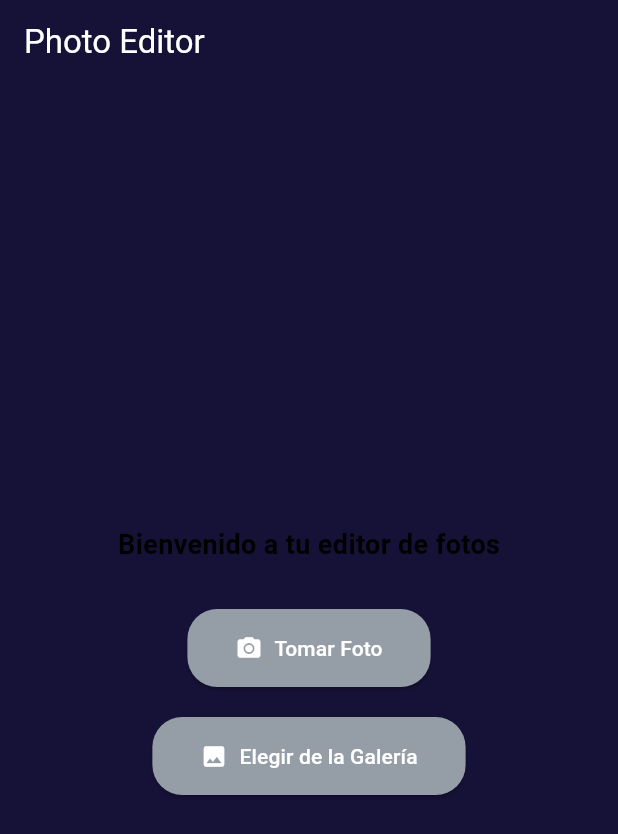
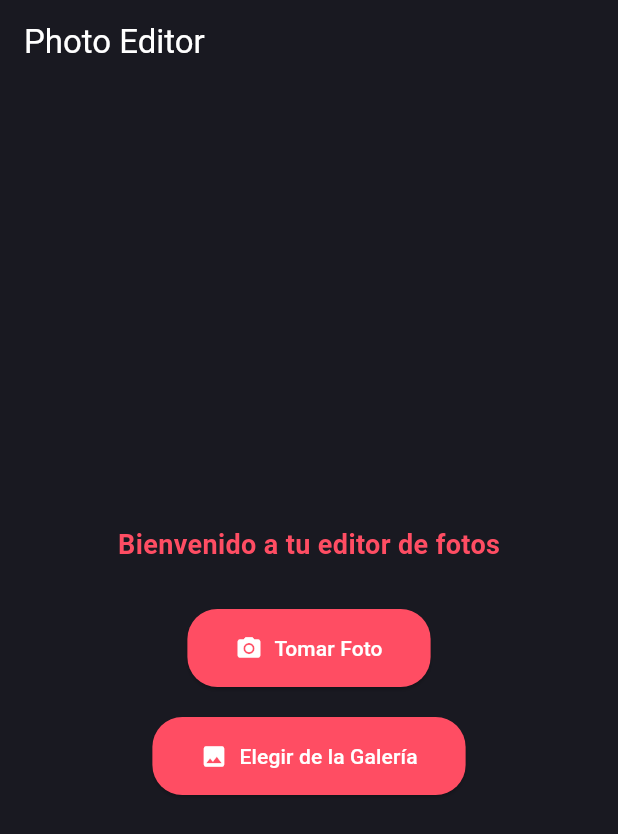
Before and after one commit to Maggiove13/Flutter-photoEditor-app, a Flutter app: the screen it shows after launch, on a phone screen of 412 x 824 dp. Shown: the top 834 px of the screen. Run offline on Flutter 3.47's test engine with Material 3 defaults, Android fonts, the phone set to English and light mode, and no system bars; our stand-ins replace image_picker; missing offline and left inert: gallery_saver_plus.

Commit message:
change the main colors

```diff
--- a/lib/main.dart
+++ b/lib/main.dart
@@ -16,17 +16,12 @@ class MyApp extends StatelessWidget {
       theme: ThemeData(
         colorScheme: ColorScheme(
           brightness: Brightness.light, // Puede ser light o dark
-          primary: const Color.fromARGB(255, 22, 17, 54), // Color principal
+          primary: const Color(0xFF191921), // Color principal
           onPrimary: Colors.white, // Texto sobre primary
-          secondary: Colors.transparent, // Color secundario
-          onSecondary: Colors.white, // Texto sobre fondo
-          surface: const Color.fromARGB(
-            255,
-            22,
-            17,
-            54,
-          ), // Color de tarjetas, diálogos
-          onSurface: Colors.black, // Texto sobre superficie
+          secondary: Colors.white, // Color secundario
+          onSecondary: const Color(0xFF292D38), // Texto sobre fondo
+          surface: const Color(0xFF191921), // fondo Scaffold
+          onSurface: const Color(0xFFff4d63), // Texto sobre el scaffold
           error: Colors.red, // Color de errores
           onError: Colors.white, // Texto sobre error
         ),
@@ -38,13 +33,8 @@ class MyApp extends StatelessWidget {
             shape: RoundedRectangleBorder(
               borderRadius: BorderRadius.circular(20),
             ),
-            backgroundColor: const Color.fromARGB(
-              255,
-              149,
-              158,
-              167,
-            ), // Color de fondo del botón
-            foregroundColor: Colors.white, // Color del texto del botón
+            backgroundColor: const Color(0xFFff4d63),
+            foregroundColor: Colors.white, //color del texto del boton
           ),
         ),
       ),
```
